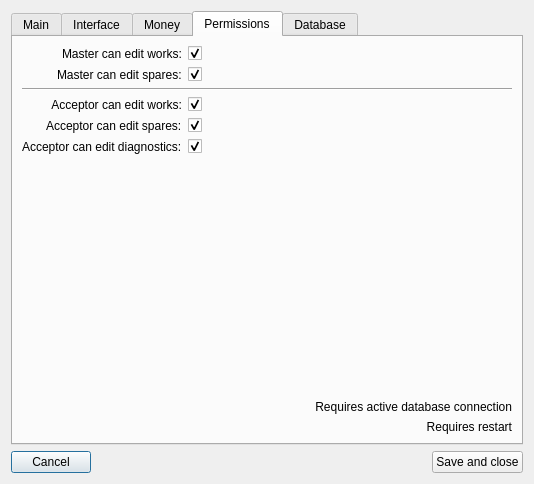
This is RepairCenter/settings.ui in Feo-d-oR/YARC as Qt 5 draws it before an edit. The edited form follows.
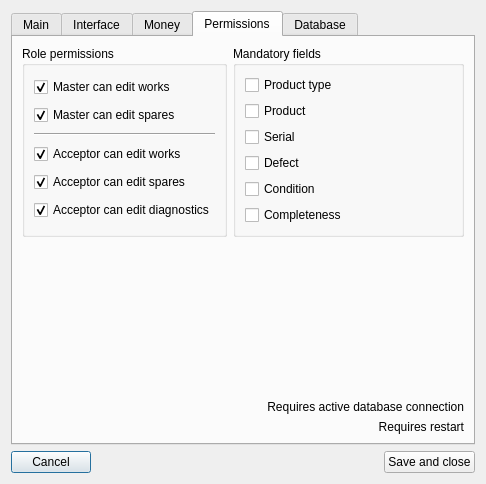
This is the edited form. The open tabs and pages were chosen to show the change. Icons and pictures are not drawn.

Commit message:
Added->"Email", "Bank data" fields in "Customers" catalog Added->Search in "Customers" catalog Added->"Default warranty" option
Mandatory fields option in progress...

```diff
--- a/RepairCenter/settings.ui
+++ b/RepairCenter/settings.ui
@@ -6,7 +6,7 @@
    <rect>
     <x>0</x>
     <y>0</y>
-    <width>534</width>
+    <width>486</width>
     <height>484</height>
    </rect>
   </property>
@@ -744,126 +744,131 @@
       <attribute name="title">
        <string>Permissions</string>
       </attribute>
-      <layout class="QGridLayout" name="gridLayout_4">
-       <item row="6" column="0" alignment="Qt::AlignRight">
-        <widget class="QLabel" name="label_34">
-         <property name="text">
-          <string>Acceptor can edit diagnostics:</string>
+      <layout class="QFormLayout" name="formLayout_2">
+       <item row="0" column="0">
+        <widget class="QGroupBox" name="groupBox_2">
+         <property name="title">
+          <string>Role permissions</string>
          </property>
-        </widget>
-       </item>
-       <item row="0" column="0" alignment="Qt::AlignRight">
-        <widget class="QLabel" name="label_30">
-         <property name="text">
-          <string>Master can edit works:</string>
-         </property>
-        </widget>
-       </item>
-       <item row="5" column="0" alignment="Qt::AlignRight">
-        <widget class="QLabel" name="label_32">
-         <property name="text">
-          <string>Acceptor can edit spares:</string>
-         </property>
+         <layout class="QVBoxLayout" name="verticalLayout_3">
+          <item>
+           <widget class="QCheckBox" name="cbMEdWorks">
+            <property name="text">
+             <string>Master can edit works</string>
+            </property>
+            <property name="checked">
+             <bool>true</bool>
+            </property>
+           </widget>
+          </item>
+          <item>
+           <widget class="QCheckBox" name="cbMEdSpares">
+            <property name="text">
+             <string>Master can edit spares</string>
+            </property>
+            <property name="checked">
+             <bool>true</bool>
+            </property>
+           </widget>
+          </item>
+          <item>
+           <widget class="Line" name="line_3">
+            <property name="orientation">
+             <enum>Qt::Horizontal</enum>
+            </property>
+           </widget>
+          </item>
+          <item>
+           <widget class="QCheckBox" name="cbAEdWorks">
+            <property name="text">
+             <string>Acceptor can edit works</string>
+            </property>
+            <property name="checked">
+             <bool>true</bool>
+            </property>
+           </widget>
+          </item>
+          <item>
+           <widget class="QCheckBox" name="cbAEdSpares">
+            <property name="text">
+             <string>Acceptor can edit spares</string>
+            </property>
+            <property name="checked">
+             <bool>true</bool>
+            </property>
+           </widget>
+          </item>
+          <item>
+           <widget class="QCheckBox" name="cbAEdDiag">
+            <property name="text">
+             <string>Acceptor can edit diagnostics</string>
+            </property>
+            <property name="checked">
+             <bool>true</bool>
+            </property>
+           </widget>
+          </item>
+         </layout>
         </widget>
        </item>
        <item row="0" column="1">
-        <widget class="QCheckBox" name="cbMEdWorks">
-         <property name="text">
-          <string/>
+        <widget class="QGroupBox" name="groupBox_3">
+         <property name="title">
+          <string>Mandatory fields</string>
          </property>
-         <property name="checked">
-          <bool>true</bool>
-         </property>
+         <layout class="QVBoxLayout" name="verticalLayout">
+          <item>
+           <widget class="QCheckBox" name="cbProductTypeM">
+            <property name="text">
+             <string>Product type</string>
+            </property>
+           </widget>
+          </item>
+          <item>
+           <widget class="QCheckBox" name="cbProductM">
+            <property name="text">
+             <string>Product</string>
+            </property>
+            <property name="checked">
+             <bool>false</bool>
+            </property>
+           </widget>
+          </item>
+          <item>
+           <widget class="QCheckBox" name="cbSerialM">
+            <property name="text">
+             <string>Serial</string>
+            </property>
+           </widget>
+          </item>
+          <item>
+           <widget class="QCheckBox" name="cbDefectM">
+            <property name="text">
+             <string>Defect</string>
+            </property>
+            <property name="checked">
+             <bool>false</bool>
+            </property>
+           </widget>
+          </item>
+          <item>
+           <widget class="QCheckBox" name="cbConditionM">
+            <property name="text">
+             <string>Condition</string>
+            </property>
+           </widget>
+          </item>
+          <item>
+           <widget class="QCheckBox" name="cbCompletenessM">
+            <property name="text">
+             <string>Completeness</string>
+            </property>
+           </widget>
+          </item>
+         </layout>
         </widget>
        </item>
-       <item row="1" column="1">
-        <widget class="QCheckBox" name="cbMEdSpares">
-         <property name="text">
-          <string/>
-         </property>
-         <property name="checked">
-          <bool>true</bool>
-         </property>
-        </widget>
-       </item>
-       <item row="5" column="1">
-        <widget class="QCheckBox" name="cbAEdSpares">
-         <property name="text">
-          <string/>
-         </property>
-         <property name="checked">
-          <bool>true</bool>
-         </property>
-        </widget>
-       </item>
-       <item row="3" column="0" alignment="Qt::AlignRight">
-        <widget class="QLabel" name="label_33">
-         <property name="text">
-          <string>Acceptor can edit works:</string>
-         </property>
-         <property name="alignment">
-          <set>Qt::AlignRight|Qt::AlignTrailing|Qt::AlignVCenter</set>
-         </property>
-        </widget>
-       </item>
-       <item row="3" column="1">
-        <widget class="QCheckBox" name="cbAEdWorks">
-         <property name="text">
-          <string/>
-         </property>
-         <property name="checked">
-          <bool>true</bool>
-         </property>
-        </widget>
-       </item>
-       <item row="6" column="1">
-        <widget class="QCheckBox" name="cbAEdDiag">
-         <property name="text">
-          <string/>
-         </property>
-         <property name="checked">
-          <bool>true</bool>
-         </property>
-        </widget>
-       </item>
-       <item row="8" column="0">
-        <spacer name="verticalSpacer_5">
-         <property name="orientation">
-          <enum>Qt::Vertical</enum>
-         </property>
-         <property name="sizeHint" stdset="0">
-          <size>
-           <width>20</width>
-           <height>40</height>
-          </size>
-         </property>
-        </spacer>
-       </item>
-       <item row="11" column="0" colspan="3" alignment="Qt::AlignRight">
-        <widget class="QLabel" name="label_36">
-         <property name="text">
-          <string>Requires restart</string>
-         </property>
-         <property name="alignment">
-          <set>Qt::AlignRight|Qt::AlignTrailing|Qt::AlignVCenter</set>
-         </property>
-        </widget>
-       </item>
-       <item row="1" column="0" alignment="Qt::AlignRight">
-        <widget class="QLabel" name="label_31">
-         <property name="text">
-          <string>Master can edit spares:</string>
-         </property>
-        </widget>
-       </item>
-       <item row="2" column="0" colspan="3">
-        <widget class="Line" name="line_3">
-         <property name="orientation">
-          <enum>Qt::Horizontal</enum>
-         </property>
-        </widget>
-       </item>
-       <item row="10" column="0" colspan="3" alignment="Qt::AlignRight">
+       <item row="2" column="1">
         <widget class="QLabel" name="label_35">
          <property name="text">
           <string>Requires active database connection</string>
@@ -873,6 +878,32 @@
          </property>
         </widget>
        </item>
+       <item row="3" column="1">
+        <widget class="QLabel" name="label_36">
+         <property name="text">
+          <string>Requires restart</string>
+         </property>
+         <property name="alignment">
+          <set>Qt::AlignRight|Qt::AlignTrailing|Qt::AlignVCenter</set>
+         </property>
+        </widget>
+       </item>
+       <item row="1" column="1">
+        <spacer name="verticalSpacer_5">
+         <property name="orientation">
+          <enum>Qt::Vertical</enum>
+         </property>
+         <property name="sizeType">
+          <enum>QSizePolicy::Maximum</enum>
+         </property>
+         <property name="sizeHint" stdset="0">
+          <size>
+           <width>20</width>
+           <height>200</height>
+          </size>
+         </property>
+        </spacer>
+       </item>
       </layout>
      </widget>
      <widget class="QWidget" name="database">
```
Left out of the diff: 243 changed lines with no effect on the pictures. The commit also changes 26 other files.
